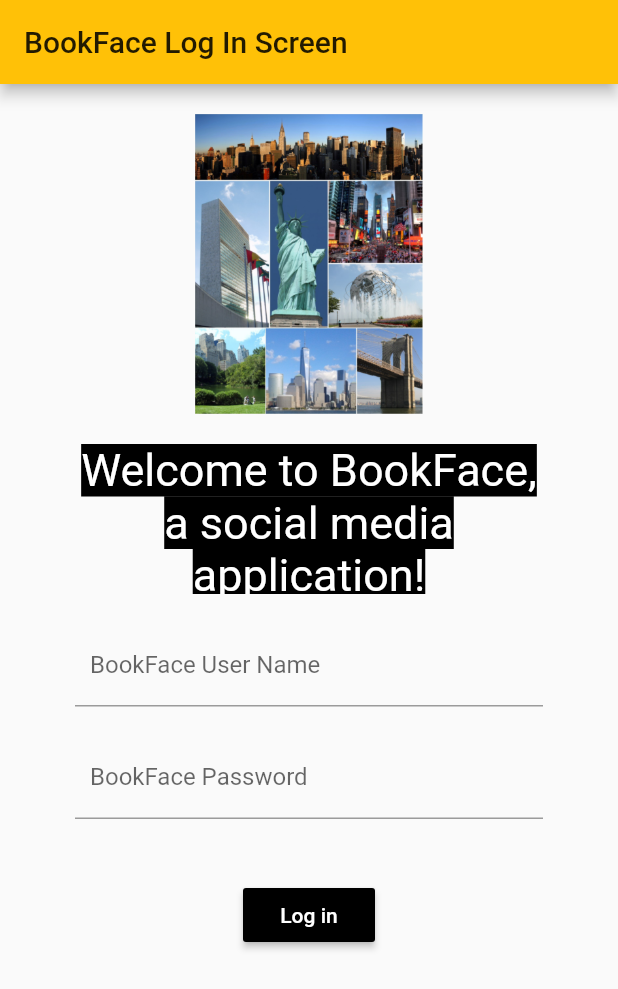
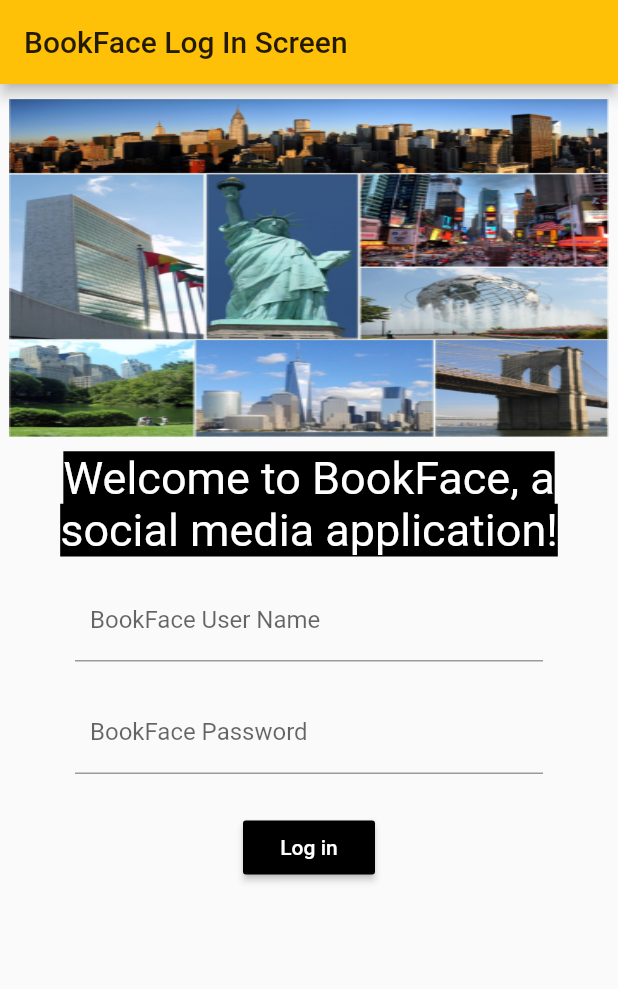
Before and after one commit to gordonzhang17/BookFace, a Flutter app: the screen it shows after launch, on a phone screen of 412 x 824 dp. Shown: the top 989 px of the screen. Run offline on Flutter 3.47's test engine with Material 2 defaults, Android fonts, the phone set to English and light mode, and no system bars; our stand-ins replace faker, shared_preferences.

Commit message:
Continue to create UI/UX

```diff
--- a/lib/main.dart
+++ b/lib/loginScreen.dart
@@ -1,6 +1,7 @@
 import 'package:flutter/material.dart';
 import 'package:flutter/cupertino.dart';
-import 'package:flutter_app/secondPage.dart';
+import 'package:flutter_app/mainProfileScreen.dart';
+import 'package:flutter_app/appSharedPreferences.dart';
 
 void main() => runApp(MyApp());
 
@@ -24,9 +25,9 @@ class LoginActivity extends StatefulWidget {
 
 class LoginActivityState extends State<LoginActivity> {
   TextEditingController _userNameTextEditingController =
-  new TextEditingController();
+      new TextEditingController();
   TextEditingController _passwordTextEditingController =
-  new TextEditingController();
+      new TextEditingController();
 
   @override
   Widget build(BuildContext context) {
@@ -45,25 +46,27 @@ class LoginActivityState extends State<LoginActivity> {
         crossAxisAlignment: CrossAxisAlignment.center,
         children: <Widget>[
           Padding(
-            padding: new EdgeInsets.all(10.0),
+            padding: new EdgeInsets.all(5.0),
           ),
           Container(
-            height: 200.0,
-            width: 200.0,
+            height: 225.0,
+            width: 400.0,
             child: DecoratedBox(
               decoration: BoxDecoration(
                 image: DecorationImage(
-                    image: AssetImage('assets/NYC.jpg')),
+                  image: AssetImage('assets/NYC.jpg'),
+                  fit: BoxFit.fill,
+                ),
               ),
             ),
           ),
           Padding(
-            padding: new EdgeInsets.all(10.0),
+            padding: new EdgeInsets.all(5.0),
           ),
           Center(
             child: Container(
-              height: 100.0,
-              width: MediaQuery.of(context).size.width - 100.0,
+              height: 75.0,
+              width: MediaQuery.of(context).size.width - 50.0,
               child: Text(
                 'Welcome to BookFace, a social media application!',
                 textAlign: TextAlign.center,
@@ -76,7 +79,7 @@ class LoginActivityState extends State<LoginActivity> {
             ),
           ),
           Padding(
-            padding: new EdgeInsets.all(10.0),
+            padding: new EdgeInsets.all(5.0),
           ),
           Container(
             width: MediaQuery.of(context).size.width - 100.0,
@@ -111,13 +114,13 @@ class LoginActivityState extends State<LoginActivity> {
             padding: new EdgeInsets.all(10.0),
           ),
           Container(
-            margin: const EdgeInsets.all(20.0),
+            margin: const EdgeInsets.all(5.0),
             child: RaisedButton(
               child: const Text('Log in'),
               color: Colors.black,
               textColor: Colors.white,
               padding: const EdgeInsets.all(5.0),
-              onPressed: _checkUserAndPassword,
+              onPressed: _saveUsernameAndPasswordAndProceed,
               textTheme: ButtonTextTheme.primary,
             ),
           ),
@@ -126,19 +129,17 @@ class LoginActivityState extends State<LoginActivity> {
     );
   }
 
-  void _checkUserAndPassword() {
+  void _saveUsernameAndPasswordAndProceed() {
     String userName = _userNameTextEditingController.text;
     String password = _passwordTextEditingController.text;
 
-    if (userName == "" && password == "") {
-      Navigator.push(
-        context,
-        new CupertinoPageRoute (
-            builder: (context) => SecondScreen()),
-      );
-    } else {
-      //show input error
-    }
+    AppSharedPreferences().setLoggedInUsername(userName);
+    AppSharedPreferences().setLoggedInPassword(password);
+
+    Navigator.push(
+      context,
+      new CupertinoPageRoute(builder: (context) => SecondScreen()),
+    );
   }
 }
 
--- a/pubspec.yaml
+++ b/pubspec.yaml
@@ -25,6 +25,7 @@ dependencies:
   cupertino_icons: ^0.1.2
   english_words: ^3.1.0
   faker: ^1.0.1
+  shared_preferences: ^0.5.1+2
 
 dev_dependencies:
   flutter_test:
```
Also changed, not shown: lib/BookFaceUserProfile.dart (+84 -5 lines), lib/appSharedPreferences.dart (added, +28 -0 lines), lib/bookFaceUser.dart (+7 -9 lines), lib/mainProfileScreen.dart (renamed from lib/secondPage.dart, +39 -31 lines), pubspec.lock, 1 other file.
